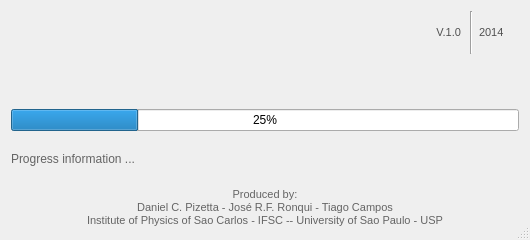
Qt form sci_corpus/ui/start_dlg.ui (zericardo/sci-corpus) before a commit.
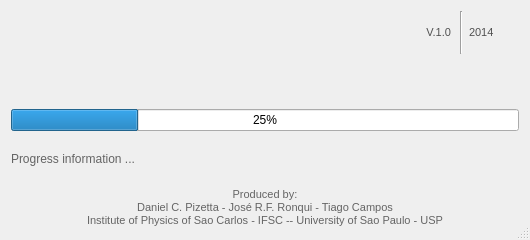
The same form after that commit. Icons and pictures are not drawn.

Diff of the .ui file:
```diff
--- a/sci_corpus/ui/start_dlg.ui
+++ b/sci_corpus/ui/start_dlg.ui
@@ -57,9 +57,15 @@
    </item>
    <item row="0" column="3">
     <widget class="QLabel" name="labelYear">
+     <property name="minimumSize">
+      <size>
+       <width>50</width>
+       <height>0</height>
+      </size>
+     </property>
      <property name="maximumSize">
       <size>
-       <width>40</width>
+       <width>50</width>
        <height>16777215</height>
       </size>
      </property>
@@ -70,6 +76,9 @@
      <property name="text">
       <string>&lt;html&gt;&lt;head/&gt;&lt;body&gt;&lt;p&gt;&lt;span style=&quot; font-size:8pt;&quot;&gt;2014&lt;/span&gt;&lt;/p&gt;&lt;/body&gt;&lt;/html&gt;</string>
      </property>
+     <property name="alignment">
+      <set>Qt::AlignLeading|Qt::AlignLeft|Qt::AlignVCenter</set>
+     </property>
     </widget>
    </item>
    <item row="2" column="0" colspan="4">
@@ -134,6 +143,12 @@
    </item>
    <item row="0" column="0" colspan="2">
     <widget class="QLabel" name="labelVersion">
+     <property name="minimumSize">
+      <size>
+       <width>50</width>
+       <height>0</height>
+      </size>
+     </property>
      <property name="styleSheet">
       <string notr="true">color: rgb(80, 80, 80);
 font: &quot;URW Gothic L&quot;;</string>
```
Left out of the diff: 4 changed lines with no effect on the pictures.
